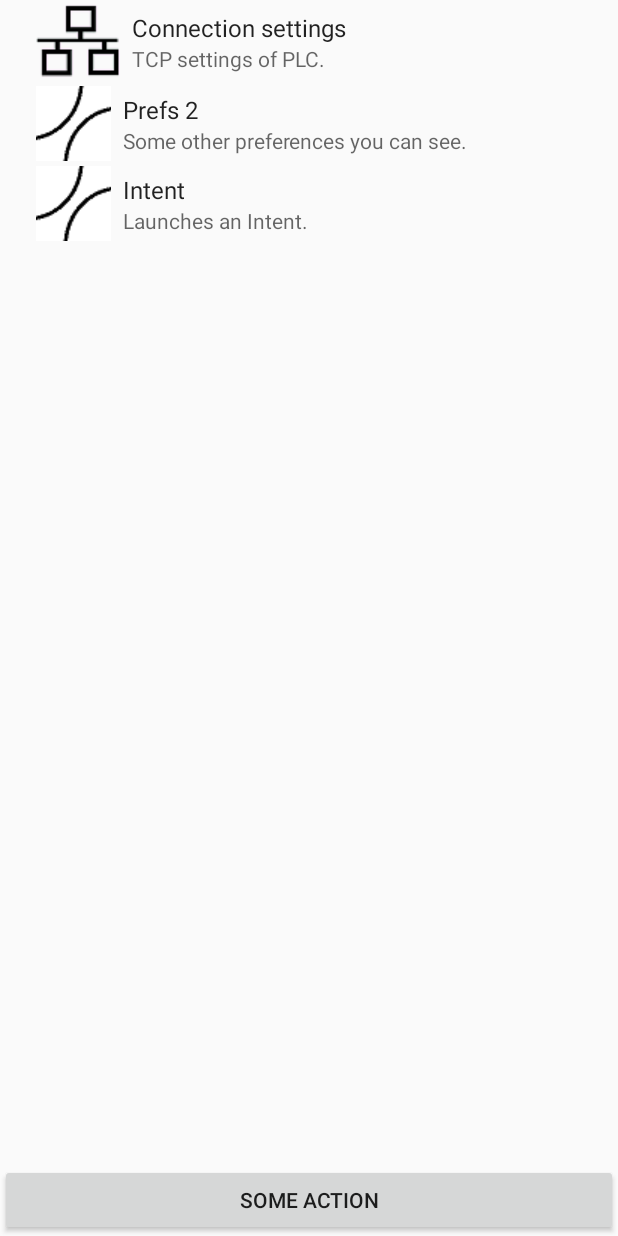
After one commit to w1naenator/Mana-maja, an Android app: the PreferenceWithHeaders screen opened directly, with no data from a screen before it, on a phone screen of 412 x 824 dp. The commit adds this screen. Run offline under Robolectric (Android 15) with nearby library versions, the phone set to English and light mode, and no system bars.

Commit message:
Add preferences

```diff
--- /dev/null
+++ b/app/src/main/java/lv/id/evil/mana_maja/PreferenceWithHeaders.java
@@ -0,0 +1,107 @@
+package lv.id.evil.mana_maja;
+
+import android.os.Bundle;
+import android.preference.PreferenceActivity;
+import android.preference.PreferenceFragment;
+import android.preference.PreferenceManager;
+import android.util.Log;
+import android.widget.Button;
+
+import java.util.ArrayList;
+import java.util.List;
+
+
+
+public class PreferenceWithHeaders extends PreferenceActivity {
+    private static List<String> fragments = new ArrayList<String>();
+
+
+
+
+    @Override
+    protected void onCreate(Bundle savedInstanceState) {
+        super.onCreate(savedInstanceState);
+
+        // Add a button to the header list.
+        if (hasHeaders()) {
+            Button button = new Button(this);
+            button.setText("Some action");
+            setListFooter(button);
+        }
+    }
+
+    /**
+     * Populate the activity with the top-level headers.
+     */
+
+
+
+    @Override
+    public void onBuildHeaders(List<Header> target)
+    {
+        loadHeadersFromResource(R.xml.preference_headers,target);
+        fragments.clear();
+        for (Header header : target) {
+            fragments.add(header.fragment);
+        }
+    }
+
+    @Override
+    protected boolean isValidFragment(String fragmentName)
+    {
+        return fragments.contains(fragmentName);
+    }
+    /**
+     * This fragment shows the preferences for the first header.
+     */
+    public static class Prefs1Fragment extends PreferenceFragment {
+        @Override
+        public void onCreate(Bundle savedInstanceState) {
+            super.onCreate(savedInstanceState);
+
+            // Make sure default values are applied.  In a real app, you would
+            // want this in a shared function that is used to retrieve the
+            // SharedPreferences wherever they are needed.
+            PreferenceManager.setDefaultValues(getActivity(),
+                    R.xml.advanced_preferences, false);
+
+            // Load the preferences from an XML resource
+            addPreferencesFromResource(R.xml.connection_preferences);
+        }
+    }
+
+    /**
+     * This fragment contains a second-level set of preference that you
+     * can get to by tapping an item in the first preferences fragment.
+     */
+    public static class Prefs1FragmentInner extends PreferenceFragment {
+        @Override
+        public void onCreate(Bundle savedInstanceState) {
+            super.onCreate(savedInstanceState);
+
+            // Can retrieve arguments from preference XML.
+            Log.i("args", "Arguments: " + getArguments());
+
+            // Load the preferences from an XML resource
+            addPreferencesFromResource(R.xml.fragmented_preferences_inner);
+        }
+    }
+
+    /**
+     * This fragment shows the preferences for the second header.
+     */
+    public static class Prefs2Fragment extends PreferenceFragment {
+        @Override
+        public void onCreate(Bundle savedInstanceState) {
+            super.onCreate(savedInstanceState);
+
+            // Can retrieve arguments from headers XML.
+            Log.i("args", "Arguments: " + getArguments());
+
+            // Load the preferences from an XML resource
+            addPreferencesFromResource(R.xml.preference_dependencies);
+        }
+    }
+
+
+}
--- a/app/src/main/res/layout/activity_main.xml
+++ b/app/src/main/res/layout/activity_main.xml
@@ -30,6 +30,6 @@
         android:layout_height="wrap_content"
         android:layout_gravity="bottom|end"
         android:layout_margin="@dimen/fab_margin"
-        app:srcCompat="@android:drawable/ic_dialog_email" />
+        app:srcCompat="@drawable/ic_disconnect" />
 
 </android.support.design.widget.CoordinatorLayout>
--- a/app/src/main/res/menu/menu_main.xml
+++ b/app/src/main/res/menu/menu_main.xml
@@ -2,6 +2,11 @@
     xmlns:app="http://schemas.android.com/apk/res-auto"
     xmlns:tools="http://schemas.android.com/tools"
     tools:context=".MainActivity">
+    <item
+        android:id="@+id/action_settings"
+        android:orderInCategory="100"
+        android:title="@string/action_Settings"
+        app:showAsAction="never" />
     <item
         android:id="@+id/action_exit"
         android:orderInCategory="100"
--- /dev/null
+++ b/app/src/main/res/values/arrays.xml
@@ -0,0 +1,6 @@
+<?xml version="1.0" encoding="utf-8"?>
+<resources>
+    <string-array name="entries_list_preference">entries_list_preference</string-array>
+    <string-array name="entryvalues_list_preference">entryvalues_list_preference</string-array>
+    <string-array name="dialog_title_list_preference">dialog_title_list_preference</string-array>
+</resources>
--- a/app/src/main/res/values/strings.xml
+++ b/app/src/main/res/values/strings.xml
@@ -4,4 +4,13 @@
     <string name="action_exit">Exit</string>
     <string name="text_hostorip" >Host or IP</string>
     <string name="butten_Connect" >Connect</string>
+    <string name="action_Settings">Settings</string>
+    <string name="settings_label">Settings</string>
+    <string name="connection_settings">Connection settings</string>
+    <string name="host_address_title">Host or IP address</string>
+    <string name="host_address_summary">Enter address of PLC.</string>
+    <string name="slot_number_title">Slot number</string>
+    <string name="slot_number_summary">Enter slot number</string>
+    <string name="rack_number_title">Rack number</string>
+    <string name="rack_number_summary">Enter rack number</string>
 </resources>
--- /dev/null
+++ b/app/src/main/res/xml/advanced_preferences.xml
@@ -0,0 +1,10 @@
+<PreferenceScreen
+    xmlns:android="http://schemas.android.com/apk/res/android">
+    <PreferenceCategory
+        android:title="inline_preferences">
+        <CheckBoxPreference
+            android:key="checkbox_preference"
+            android:title="title_checkbox_preference"
+            android:summary="summary_checkbox_preference" />
+    </PreferenceCategory>
+</PreferenceScreen>
--- /dev/null
+++ b/app/src/main/res/xml/connection_preferences.xml
@@ -0,0 +1,26 @@
+<PreferenceScreen
+    xmlns:android="http://schemas.android.com/apk/res/android">
+    <PreferenceCategory
+        android:title="@string/connection_settings">
+        <EditTextPreference
+            android:inputType="textEmailAddress"
+            android:key="host_address"
+            android:title="@string/host_address_title"
+            android:summary="@string/host_address_summary"
+            android:defaultValue="192.168.1.10" />
+        <EditTextPreference
+            android:inputType="number"
+            android:numeric="integer"
+            android:key="slot_number"
+            android:title="@string/slot_number_title"
+            android:summary="@string/slot_number_summary"
+            android:defaultValue="2"/>
+        <EditTextPreference
+            android:inputType="number"
+            android:numeric="integer"
+            android:key="rack_number"
+            android:title="@string/rack_number_title"
+            android:summary="@string/rack_number_summary"
+            android:defaultValue="0"/>
+    </PreferenceCategory>
+</PreferenceScreen>
--- /dev/null
+++ b/app/src/main/res/xml/fragmented_preferences_inner.xml
@@ -0,0 +1,79 @@
+<PreferenceScreen
+    xmlns:android="http://schemas.android.com/apk/res/android">
+
+    <PreferenceCategory
+        android:title="inline_preferences">
+
+        <CheckBoxPreference
+            android:key="checkbox_preference"
+            android:title="title_checkbox_preference"
+            android:summary="summary_checkbox_preference" />
+
+    </PreferenceCategory>
+
+    <PreferenceCategory
+        android:title="dialog_based_preferences">
+
+        <EditTextPreference
+            android:key="edittext_preference"
+            android:title="title_edittext_preference"
+            android:summary="summary_edittext_preference"
+            android:dialogTitle="dialog_title_edittext_preference" />
+
+        <ListPreference
+            android:key="list_preference"
+            android:title="title_list_preference"
+            android:summary="summary_list_preference"
+
+            android:entries="@array/entries_list_preference"
+            android:entryValues="@array/entryvalues_list_preference"
+            android:dialogTitle="@array/dialog_title_list_preference" />
+
+    </PreferenceCategory>
+
+    <PreferenceCategory
+        android:title="launch_preferences">
+
+        <!-- This PreferenceScreen tag sends the user to a new fragment of
+             preferences.  If running in a large screen, they can be embedded
+             inside of the overall preferences UI. -->
+        <PreferenceScreen
+            android:fragment="lv.id.evil.mana_maja.PreferenceWithHeaders$Prefs1FragmentInner"
+            android:title="title_fragment_preference"
+            android:summary="summary_fragment_preference">
+            <!-- Arbitrary key/value pairs can be included for fragment arguments -->
+            <extra android:name="someKey" android:value="somePrefValue" />
+        </PreferenceScreen>
+
+        <!-- This PreferenceScreen tag sends the user to a completely different
+             activity, switching out of the current preferences UI. -->
+        <PreferenceScreen
+            android:title="title_intent_preference"
+            android:summary="summary_intent_preference">
+
+            <intent android:action="android.intent.action.VIEW"
+                android:data="http://www.android.com" />
+
+        </PreferenceScreen>
+
+    </PreferenceCategory>
+
+    <PreferenceCategory
+        android:title="preference_attributes">
+
+        <CheckBoxPreference
+            android:key="parent_checkbox_preference"
+            android:title="title_parent_preference"
+            android:summary="summary_parent_preference" />
+
+        <!-- The visual style of a child is defined by this styled theme attribute. -->
+        <CheckBoxPreference
+            android:key="child_checkbox_preference"
+            android:dependency="parent_checkbox_preference"
+            android:layout="?android:attr/preferenceLayoutChild"
+            android:title="title_child_preference"
+            android:summary="summary_child_preference" />
+
+    </PreferenceCategory>
+
+</PreferenceScreen>
--- /dev/null
+++ b/app/src/main/res/xml/preference_dependencies.xml
@@ -0,0 +1,10 @@
+<PreferenceScreen
+    xmlns:android="http://schemas.android.com/apk/res/android">
+    <PreferenceCategory
+        android:title="inline_preferences">
+        <CheckBoxPreference
+            android:key="checkbox_preference"
+            android:title="title_checkbox_preference"
+            android:summary="summary_checkbox_preference" />
+    </PreferenceCategory>
+</PreferenceScreen>
--- /dev/null
+++ b/app/src/main/res/xml/preference_headers.xml
@@ -0,0 +1,25 @@
+<preference-headers
+    xmlns:android="http://schemas.android.com/apk/res/android">
+
+    <header android:fragment="lv.id.evil.mana_maja.PreferenceWithHeaders$Prefs1Fragment"
+        android:icon="@drawable/ic_connection_settings"
+        android:title="Connection settings"
+        android:summary="TCP settings of PLC." />
+
+    <header android:fragment="lv.id.evil.mana_maja.PreferenceWithHeaders$Prefs2Fragment"
+        android:icon="@drawable/ic_settings_display"
+        android:title="Prefs 2"
+        android:summary="Some other preferences you can see.">
+        <!-- Arbitrary key/value pairs can be included with a header as
+             arguments to its fragment. -->
+        <extra android:name="someKey" android:value="someHeaderValue" />
+    </header>
+
+    <header android:icon="@drawable/ic_settings_display"
+        android:title="Intent"
+        android:summary="Launches an Intent.">
+        <intent android:action="android.intent.action.VIEW"
+            android:data="http://www.android.com" />
+    </header>
+
+</preference-headers>
```
Also changed, not shown: app/build.gradle (+10 -1 lines), app/src/main/AndroidManifest.xml (+9 -1 lines), app/src/main/java/lv/id/evil/mana_maja/MainActivity.java (+28 -27 lines), app/src/main/res/layout-v1/fragmented_preferences_inner.xml (added, +42 -0 lines), app/src/main/res/layout/content_main.xml (+2 -36 lines), app/src/main/res/drawable/ic_connect.png (added), app/src/main/res/drawable/ic_connection_settings.png (added), app/src/main/res/drawable/ic_disconnect.png (added), app/src/main/res/drawable/ic_settings_applications.png (added), app/src/main/res/drawable/ic_settings_display.png (added).
